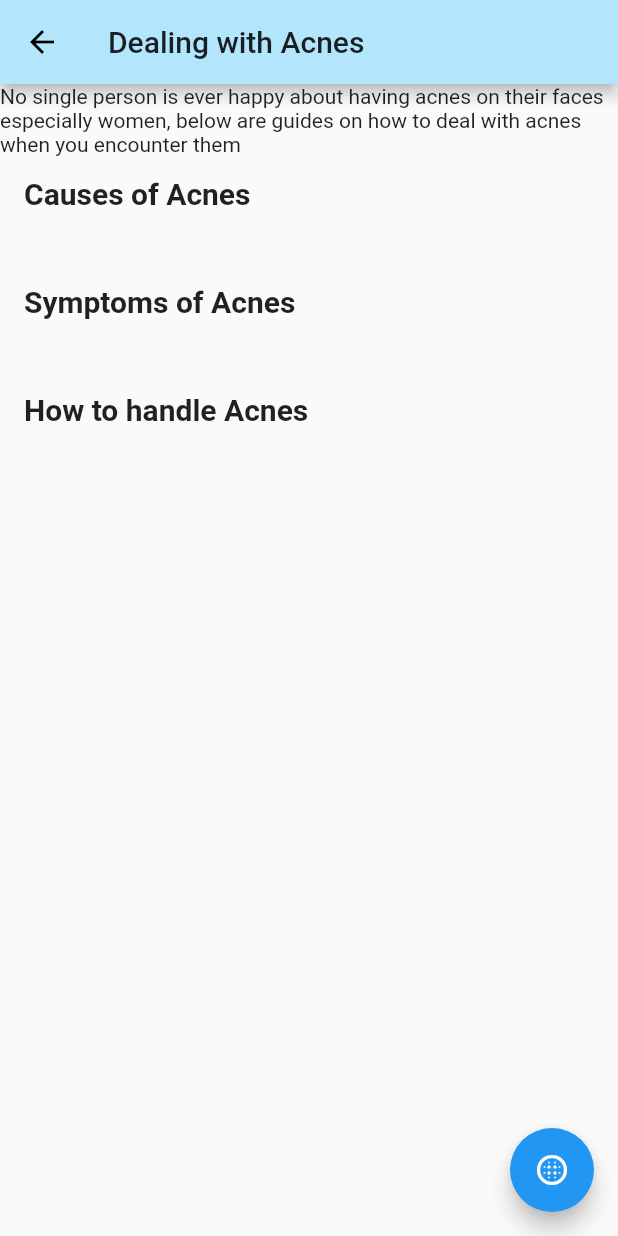
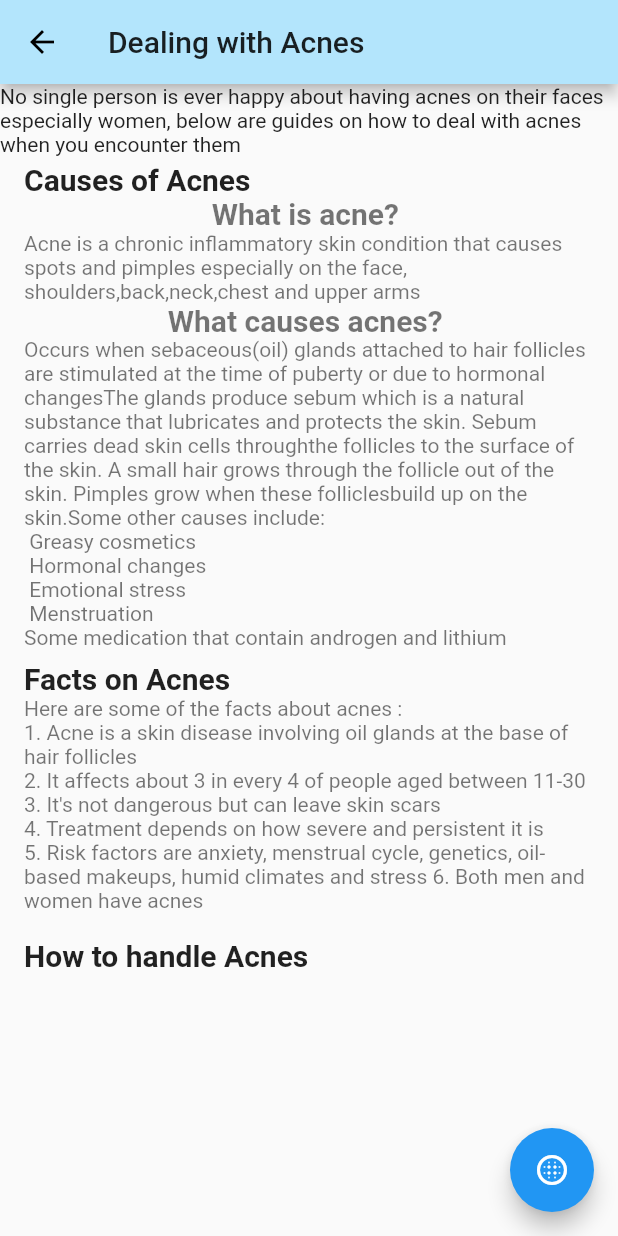
Before and after one commit to JosephineAkello/makeupBuddy, a Flutter app: the Acnes screen opened directly, on a phone screen of 412 x 824 dp. Run offline on Flutter 3.47's test engine with Material 2 defaults, Android fonts, the phone set to English and light mode, and no system bars.

Commit message:
add info on what is acnes and causes

```diff
--- a/lib/morescreens/acnes.dart
+++ b/lib/morescreens/acnes.dart
@@ -1,35 +1,67 @@
 import 'package:flutter/material.dart';
 
- class Acnes extends StatelessWidget{
-
+class Acnes extends StatelessWidget {
   Widget build(BuildContext context) {
-     return  Scaffold(
+    return Scaffold(
       appBar: AppBar(
         title: Text('Dealing with Acnes'),
         backgroundColor: Colors.lightBlue[100],
       ),
       floatingActionButton: FloatingActionButton(
         child: Icon(Icons.blur_circular),
-         onPressed: (){},
+        onPressed: () {},
       ),
       body: ListView(
         children: <Widget>[
           Image.asset('assets/acnes.jpg'),
-           Text('No single person is ever happy about having acnes on their faces especially women, below are guides on how to deal with acnes when you encounter them'),
+          Text(
+              'No single person is ever happy about having acnes on their faces especially women, below are guides on how to deal with acnes when you encounter them'),
           ListTile(
-             title: Text('Causes of Acnes', style: TextStyle(fontSize: 20.0, fontWeight: FontWeight.bold),) ,
-             subtitle: Text('')  ,
+            title: Text(
+              'Causes of Acnes',
+              style: TextStyle(fontSize: 20.0, fontWeight: FontWeight.bold),
+            ),
+            subtitle: Column(
+              children : [
+                Text('What is acne? ',style: TextStyle(fontSize: 20.0, fontWeight: FontWeight.bold),),
+                Text('Acne is a chronic inflammatory skin condition that causes spots and pimples especially on the face, shoulders,back,neck,chest and upper arms '),
+                Text('What causes acnes? ',style: TextStyle(fontSize: 20.0, fontWeight: FontWeight.bold),),
+                Text('Occurs when sebaceous(oil) glands attached to hair follicles are stimulated at the time of puberty or due to hormonal changes'
+                'The glands produce sebum which is a natural substance that lubricates and protects the skin. Sebum carries dead skin cells through'
+                'the follicles to the surface of the skin. A small hair grows through the follicle out of the skin. Pimples grow when these follicles'
+                'build up on the skin.'
+                'Some other causes include: \n '
+                'Greasy cosmetics\n '
+                'Hormonal changes\n '
+                'Emotional stress\n '
+                'Menstruation \n'
+                'Some medication that contain androgen and lithium'),
+
+              ]
+          ),
           ),
           ListTile(
-             title: Text('Symptoms of Acnes' , style: TextStyle(fontSize: 20.0, fontWeight: FontWeight.bold),) ,
-             subtitle: Text('')  ,
+            title: Text(
+              'Facts on Acnes',
+              style: TextStyle(fontSize: 20.0, fontWeight: FontWeight.bold),
+            ),
+            subtitle:  Text('Here are some of the facts about acnes : \n'
+            '1. Acne is a skin disease involving oil glands at the base of hair follicles\n'
+            '2. It affects about 3 in every 4 of people aged between 11-30\n'
+            "3. It's not dangerous but can leave skin scars\n"
+            '4. Treatment depends on how severe and persistent it is\n'
+            '5. Risk factors are anxiety, menstrual cycle, genetics, oil-based makeups, humid climates and stress '
+            '6. Both men and women have acnes'),
              ),
           ListTile(
-             title: Text('How to handle Acnes', style: TextStyle(fontSize: 20.0, fontWeight: FontWeight.bold),) ,
-             subtitle: Text('')  ,
+            title: Text(
+              'How to handle Acnes',
+              style: TextStyle(fontSize: 20.0, fontWeight: FontWeight.bold),
+            ),
+            subtitle: Text(''),
           )
         ],
       ),
-     ) ;
+    );
   }
 }
```
Lines whose indentation alone changed are shown as unchanged.
